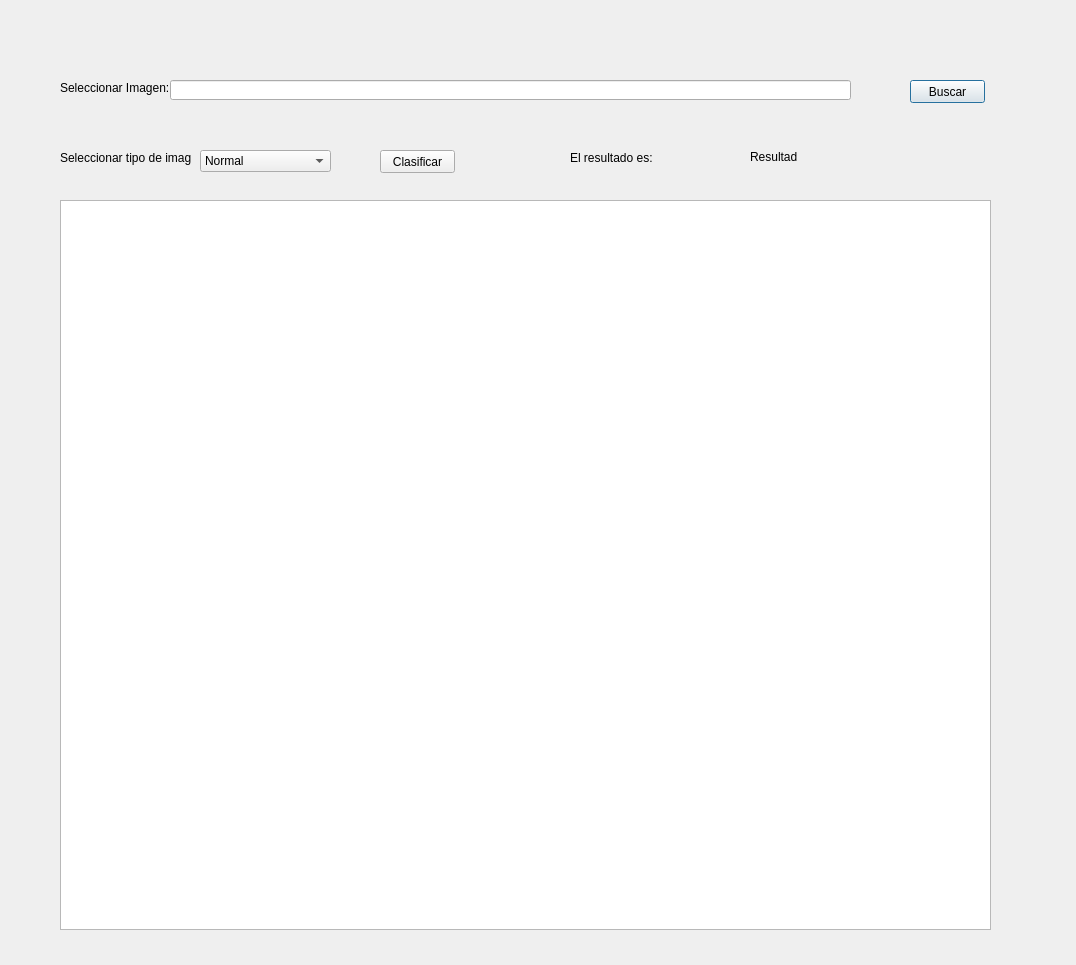
First picture: the form in MainForm.ui, repository nevermade/DiabeticRetinopathy, before the edit.
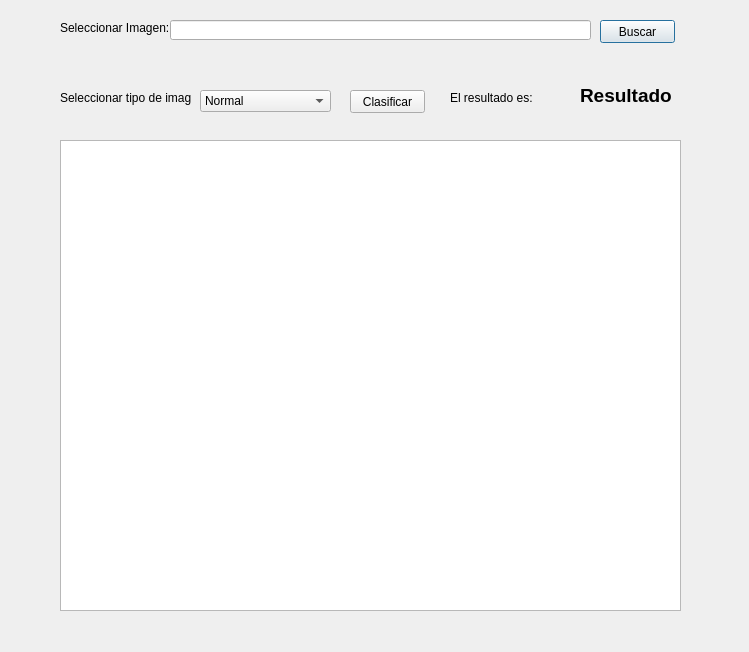
Second picture: the form after the edit.

```diff
--- a/MainForm.ui
+++ b/MainForm.ui
@@ -6,8 +6,8 @@
    <rect>
     <x>0</x>
     <y>0</y>
-    <width>1076</width>
-    <height>965</height>
+    <width>749</width>
+    <height>652</height>
    </rect>
   </property>
   <property name="windowTitle">
@@ -16,8 +16,8 @@
   <widget class="QPushButton" name="btnSearch">
    <property name="geometry">
     <rect>
-     <x>910</x>
-     <y>80</y>
+     <x>600</x>
+     <y>20</y>
      <width>75</width>
      <height>23</height>
     </rect>
@@ -30,9 +30,9 @@
    <property name="geometry">
     <rect>
      <x>60</x>
-     <y>200</y>
-     <width>931</width>
-     <height>730</height>
+     <y>140</y>
+     <width>621</width>
+     <height>471</height>
     </rect>
    </property>
   </widget>
@@ -40,8 +40,8 @@
    <property name="geometry">
     <rect>
      <x>170</x>
-     <y>80</y>
-     <width>681</width>
+     <y>20</y>
+     <width>421</width>
      <height>20</height>
     </rect>
    </property>
@@ -53,7 +53,7 @@
    <property name="geometry">
     <rect>
      <x>60</x>
-     <y>80</y>
+     <y>20</y>
      <width>111</width>
      <height>16</height>
     </rect>
@@ -66,7 +66,7 @@
    <property name="geometry">
     <rect>
      <x>60</x>
-     <y>150</y>
+     <y>90</y>
      <width>131</width>
      <height>16</height>
     </rect>
@@ -79,7 +79,7 @@
    <property name="geometry">
     <rect>
      <x>200</x>
-     <y>150</y>
+     <y>90</y>
      <width>131</width>
      <height>22</height>
     </rect>
@@ -108,8 +108,8 @@
   <widget class="QLabel" name="label_3">
    <property name="geometry">
     <rect>
-     <x>570</x>
-     <y>150</y>
+     <x>450</x>
+     <y>90</y>
      <width>91</width>
      <height>16</height>
     </rect>
@@ -121,12 +121,19 @@
   <widget class="QLabel" name="txtResult">
    <property name="geometry">
     <rect>
-     <x>750</x>
-     <y>150</y>
-     <width>47</width>
-     <height>13</height>
+     <x>580</x>
+     <y>80</y>
+     <width>121</width>
+     <height>31</height>
     </rect>
    </property>
+   <property name="font">
+    <font>
+     <pointsize>14</pointsize>
+     <weight>75</weight>
+     <bold>true</bold>
+    </font>
+   </property>
    <property name="text">
     <string>Resultado</string>
    </property>
@@ -134,8 +141,8 @@
   <widget class="QPushButton" name="btnClassify">
    <property name="geometry">
     <rect>
-     <x>380</x>
-     <y>150</y>
+     <x>350</x>
+     <y>90</y>
      <width>75</width>
      <height>23</height>
     </rect>
```
